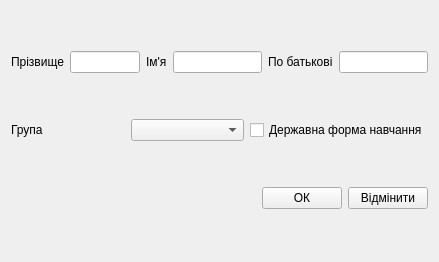
First picture: the form in Kursova/EducationProgressForms/InputForms/studenrinputform.ui, repository zzvanyazz/Kursova, before the edit.
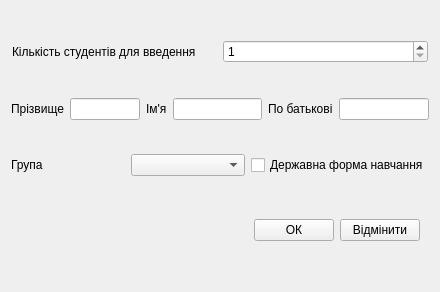
Second picture: the form after the edit.

Patch:
```diff
--- a/Kursova/EducationProgressForms/InputForms/studenrinputform.ui
+++ b/Kursova/EducationProgressForms/InputForms/studenrinputform.ui
@@ -6,14 +6,52 @@
    <rect>
     <x>0</x>
     <y>0</y>
-    <width>439</width>
-    <height>262</height>
+    <width>440</width>
+    <height>292</height>
    </rect>
   </property>
   <property name="windowTitle">
    <string>Form</string>
   </property>
   <layout class="QVBoxLayout" name="verticalLayout">
+   <item>
+    <widget class="QWidget" name="widget" native="true">
+     <property name="sizePolicy">
+      <sizepolicy hsizetype="Preferred" vsizetype="Maximum">
+       <horstretch>0</horstretch>
+       <verstretch>0</verstretch>
+      </sizepolicy>
+     </property>
+     <layout class="QHBoxLayout" name="horizontalLayout_9">
+      <property name="leftMargin">
+       <number>1</number>
+      </property>
+      <property name="topMargin">
+       <number>1</number>
+      </property>
+      <property name="rightMargin">
+       <number>1</number>
+      </property>
+      <property name="bottomMargin">
+       <number>1</number>
+      </property>
+      <item>
+       <widget class="QLabel" name="label_2">
+        <property name="text">
+         <string>Кількість студентів для введення</string>
+        </property>
+       </widget>
+      </item>
+      <item>
+       <widget class="QSpinBox" name="spinBox">
+        <property name="minimum">
+         <number>1</number>
+        </property>
+       </widget>
+      </item>
+     </layout>
+    </widget>
+   </item>
    <item>
     <layout class="QHBoxLayout" name="horizontalLayout_7">
      <item>
@@ -90,6 +128,13 @@
     </layout>
    </item>
    <item>
+    <widget class="QWidget" name="" native="true">
+     <property name="sizePolicy">
+      <sizepolicy hsizetype="Preferred" vsizetype="Maximum">
+       <horstretch>0</horstretch>
+       <verstretch>0</verstretch>
+      </sizepolicy>
+     </property>
     <layout class="QHBoxLayout" name="horizontalLayout_4">
      <item>
       <spacer name="horizontalSpacer">
@@ -119,6 +164,7 @@
       </widget>
      </item>
     </layout>
+    </widget>
    </item>
   </layout>
  </widget>
```
Lines whose indentation alone changed are shown as unchanged.
